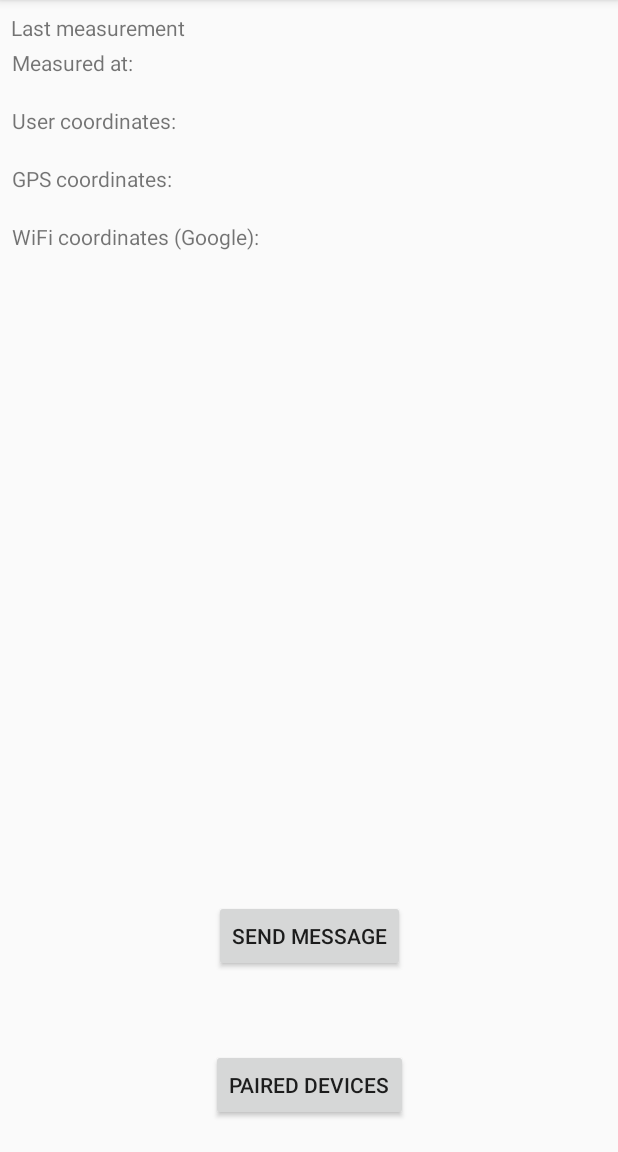
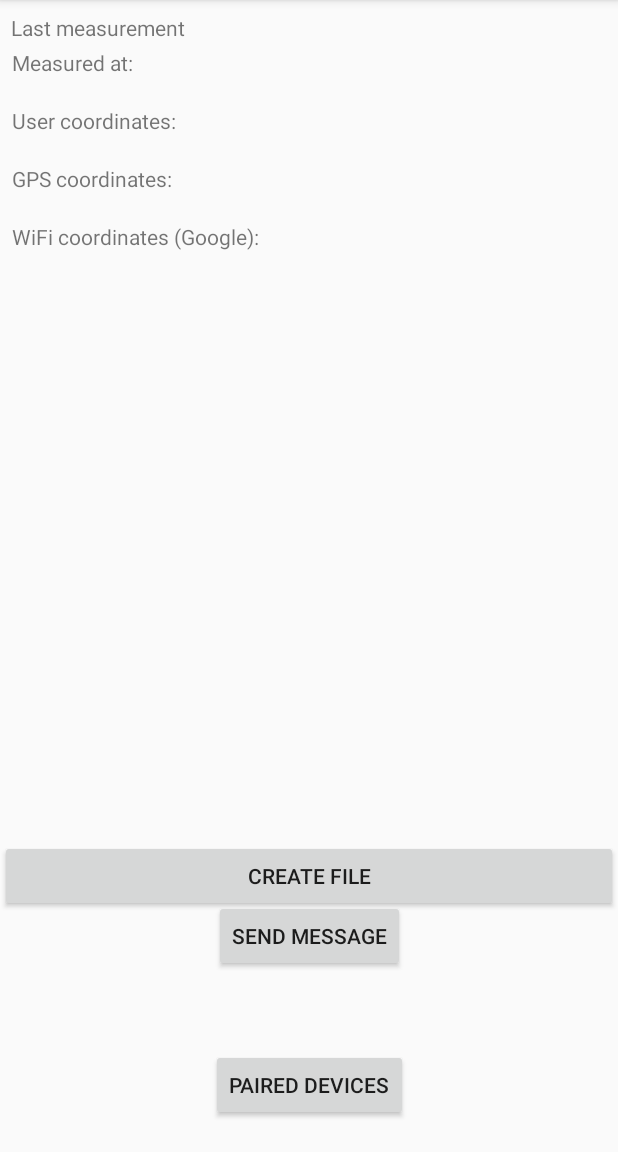
Before and after one commit to jenssjogren/testrigg, an Android app: the screen it shows after launch (MainActivity), on a phone screen of 412 x 824 dp, the part 84-1236 px from its top. Run offline under Robolectric (Android 15) with nearby library versions, the phone set to English and light mode, and no system bars.

Commit message:
Added directory creating method
Fixed crashing when closing

```diff
--- a/application/Testrigg/app/src/main/AndroidManifest.xml
+++ b/application/Testrigg/app/src/main/AndroidManifest.xml
@@ -5,6 +5,7 @@
     <uses-permission android:name="android.permission.BLUETOOTH" />
     <uses-permission android:name="android.permission.BLUETOOTH_ADMIN" />
     <uses-permission android:name="android.permission.ACCESS_COARSE_LOCATION" />
+    <uses-permission android:name="android.permission.WRITE_EXTERNAL_STORAGE" />
 
     <application
         android:allowBackup="true"
--- a/application/Testrigg/app/src/main/java/com/example/jens/testrigg/MainActivity.java
+++ b/application/Testrigg/app/src/main/java/com/example/jens/testrigg/MainActivity.java
@@ -1,12 +1,17 @@
 package com.example.jens.testrigg;
 
+import android.Manifest;
 import android.app.Activity;
 import android.app.ProgressDialog;
 import android.bluetooth.BluetoothAdapter;
 import android.bluetooth.BluetoothDevice;
 import android.bluetooth.BluetoothSocket;
 import android.content.Intent;
+import android.content.pm.PackageManager;
 import android.os.AsyncTask;
+import android.os.Environment;
+import android.support.v4.app.ActivityCompat;
+import android.support.v4.content.ContextCompat;
 import android.support.v7.app.AppCompatActivity;
 import android.os.Bundle;
 import android.util.Log;
@@ -15,6 +20,7 @@ import android.widget.Button;
 import android.widget.TextView;
 import android.widget.Toast;
 
+import java.io.File;
 import java.io.IOException;
 import java.io.InputStream;
 import java.io.OutputStream;
@@ -28,11 +34,13 @@ public class MainActivity extends AppCompatActivity {
     public static final String EXTRA_MESSAGE = "com.example.jens.testrigg.MESSAGE";
     private static final int REQUEST_ENABLE_BT = 1;
     private static final int REQUEST_DEVICE_ADDRESS = 2;
+    private static final int MY_PERMISSIONS_REQUEST_WRITE_EXTERNAL_STORAGE = 3;
     private BluetoothAdapter mBluetoothAdapter = BluetoothAdapter.getDefaultAdapter();
     private ConnectBluetooth connectBluetooth;
+    private boolean isWaitingMessage = false;
 
-    Button pairedDevicesButton, sendButton;
-    TextView measuredTime, gpsCoordinates, userCoordinates, wifiCoordinatesGoogle, nrOfAps;
+    Button pairedDevicesButton, sendButton, createFileButton;
+    TextView measuredTime, gpsCoordinates, userCoordinates, wifiCoordinatesGoogle, nrOfAps, gsmRssi, gsmLac, gsmCid;
 
     @Override
     protected void onCreate(Bundle savedInstanceState) {
@@ -41,12 +49,16 @@ public class MainActivity extends AppCompatActivity {
 
         pairedDevicesButton = (Button) findViewById(R.id.button_paired_devices);
         sendButton = (Button) findViewById(R.id.button_send);
+        createFileButton = (Button) findViewById(R.id.button_create_file);
 
         measuredTime = (TextView) findViewById(R.id.textView_time_measured_data);
         gpsCoordinates = (TextView) findViewById(R.id.textView_gps_coordinates_data);
         userCoordinates = (TextView) findViewById(R.id.textView_user_coordinates_data);
         wifiCoordinatesGoogle = (TextView) findViewById(R.id.textView_wifi_coordinates_google_data);
         nrOfAps = (TextView) findViewById(R.id.textView_nr_reached_aps_data);
+        gsmRssi = (TextView) findViewById(R.id.textView_gsm_rssi_data);
+        gsmLac = (TextView) findViewById(R.id.textView_gsm_lac_data);
+        gsmCid = (TextView) findViewById(R.id.textView_gsm_cid_data);
 
 
         if (mBluetoothAdapter == null) {
@@ -77,8 +89,17 @@ public class MainActivity extends AppCompatActivity {
         sendButton.setOnClickListener(new View.OnClickListener() {
             @Override
             public void onClick(View view) {
-                connectBluetooth.write("GET_ALL\r\n".getBytes());
-                connectBluetooth.read();
+                if(!isWaitingMessage) {
+                    connectBluetooth.write("GET_ALL\r\n".getBytes());
+                    connectBluetooth.read();
+                }
+            }
+        });
+
+        createFileButton.setOnClickListener(new View.OnClickListener() {
+            @Override
+            public void onClick(View view) {
+                getApplicationDir("Testrigg");
             }
         });
 
@@ -242,13 +263,51 @@ public class MainActivity extends AppCompatActivity {
 
         measuredTime.setText(measurement.getMeasuredTime());
         nrOfAps.setText("" + measurement.getNrOfAccessPoints());
+        gsmRssi.setText(measurement.getGsmRssi());
+        gsmLac.setText(measurement.getGsmLac());
+        gsmCid.setText(measurement.getGsmCid());
+    }
+
+    private File getApplicationDir(String directoryName) {
+        String state = Environment.getExternalStorageState();
+        if (!Environment.MEDIA_MOUNTED.equals(state)) {
+            //Media not mounted
+            Log.e(TAG, "Media not mounted");
+            return null;
+        }
+        else {
+            //Media mounted, keep on going!
+            if (ContextCompat.checkSelfPermission(this,
+                    Manifest.permission.WRITE_EXTERNAL_STORAGE)
+                    != PackageManager.PERMISSION_GRANTED) {
+                // No permission; request the permission
+                ActivityCompat.requestPermissions(this,
+                        new String[]{Manifest.permission.WRITE_EXTERNAL_STORAGE},
+                        MY_PERMISSIONS_REQUEST_WRITE_EXTERNAL_STORAGE);
+                Toast.makeText(this, "Kunde inte skapa fil", Toast.LENGTH_LONG).show();
+                return null;
+            }
+            else {
+                File dir = new File(Environment.getExternalStoragePublicDirectory(Environment.DIRECTORY_DOCUMENTS),
+                        directoryName);
+                if (!dir.mkdirs()) {
+                    Log.e(TAG, "Directory not created");
+                    return null;
+                }
+                return dir;
+            }
+        }
     }
 
 
     @Override
     protected void onDestroy() {
         super.onDestroy();
-        connectBluetooth.cancel();
+
+        if (connectBluetooth != null) {
+            connectBluetooth.cancel();
+        }
+
     }
 
     public void onActivityResult(int requestCode, int resultCode, Intent data) {
@@ -276,7 +335,6 @@ public class MainActivity extends AppCompatActivity {
                     Toast.makeText(this, "Något gick fel", Toast.LENGTH_LONG).show();
                 }
                 break;
-
         }
     }
 
@@ -359,6 +417,7 @@ public class MainActivity extends AppCompatActivity {
         @Override
         protected void onPreExecute() {
             super.onPreExecute();
+            isWaitingMessage = true;
             progress = ProgressDialog.show(MainActivity.this, "Ansluter...", "Chilla lite!");  //show a progress dialog
 
         }
@@ -430,6 +489,7 @@ public class MainActivity extends AppCompatActivity {
             @Override
             protected void onPostExecute(String s) {
                 super.onPostExecute(s);
+                isWaitingMessage = false;
                 Toast.makeText(MainActivity.this, "Measurement data received!", Toast.LENGTH_SHORT).show();
                 updateLastMeasurementInfo(parseMeasureValues(message));
             }
--- a/application/Testrigg/app/src/main/res/layout/activity_main.xml
+++ b/application/Testrigg/app/src/main/res/layout/activity_main.xml
@@ -17,6 +17,15 @@
         app:layout_constraintRight_toRightOf="parent"
         app:layout_constraintTop_toTopOf="parent"
         app:layout_constraintVertical_bias="0.012" />
+
+    <Button
+        android:id="@+id/button_create_file"
+        android:layout_width="match_parent"
+        android:layout_height="wrap_content"
+        android:layout_marginBottom="160dp"
+        android:text="Create file"
+        app:layout_constraintBottom_toBottomOf="parent"
+        tools:layout_editor_absoluteX="0dp" />
 
     <Button
         android:id="@+id/button_paired_devices"
@@ -123,6 +132,39 @@
                 android:id="@+id/textView_nr_reached_aps_data"
                 android:layout_width="match_parent"
                 android:layout_height="wrap_content" />
+
+            <TextView
+                android:id="@+id/textView_gsm_rssi"
+                android:layout_width="match_parent"
+                android:layout_height="wrap_content"
+                android:text="GSM RSSI:" />
+
+            <TextView
+                android:id="@+id/textView_gsm_rssi_data"
+                android:layout_width="match_parent"
+                android:layout_height="wrap_content" />
+
+            <TextView
+                android:id="@+id/textView_gsm_lac"
+                android:layout_width="match_parent"
+                android:layout_height="wrap_content"
+                android:text="GSM LAC:" />
+
+            <TextView
+                android:id="@+id/textView_gsm_lac_data"
+                android:layout_width="match_parent"
+                android:layout_height="wrap_content" />
+
+            <TextView
+                android:id="@+id/textView_gsm_cid"
+                android:layout_width="match_parent"
+                android:layout_height="wrap_content"
+                android:text="GSM CID:" />
+
+            <TextView
+                android:id="@+id/textView_gsm_cid_data"
+                android:layout_width="match_parent"
+                android:layout_height="wrap_content" />
         </LinearLayout>
     </ScrollView>
 
```
